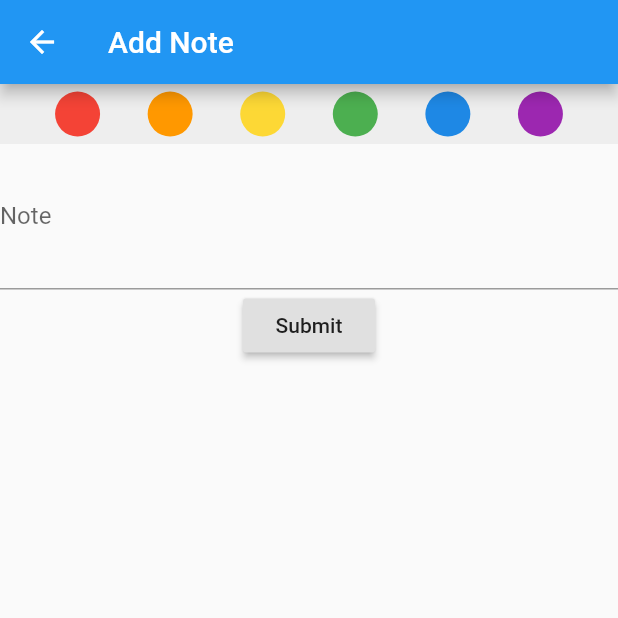
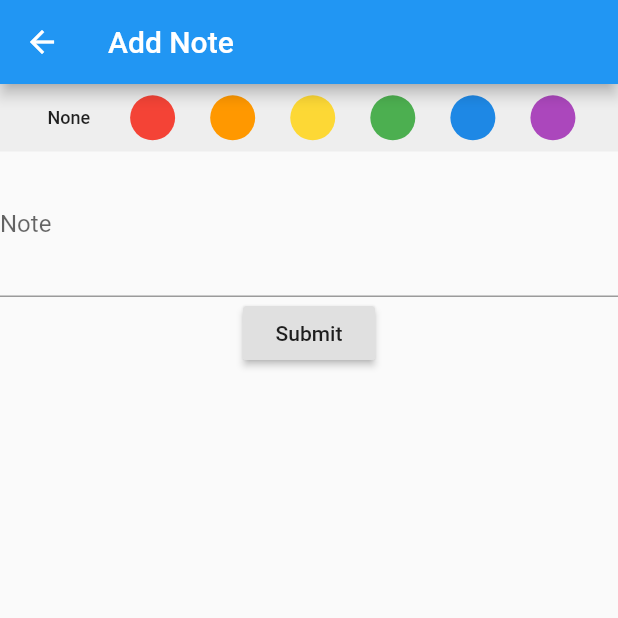
Before and after one commit to nisc2002/NotesApp, a Flutter app: the AddNotePage screen opened directly, on a phone screen of 412 x 824 dp, the top half of it. Run offline on Flutter 3.47's test engine with Material 2 defaults, Android fonts, the phone set to English and light mode, and no system bars; our stand-ins replace bloc, equatable, flutter_bloc, get_it, sqflite; accounts and stored records are empty.

Commit message:
no color / no filter

```diff
--- a/lib/features/notes/presentation/widgets/color_bar_widget.dart
+++ b/lib/features/notes/presentation/widgets/color_bar_widget.dart
@@ -14,7 +14,7 @@ class ColorBarWidget extends StatelessWidget {
     Colors.yellow[600],
     Colors.green,
     Colors.blue[600],
-    Colors.purple,
+    Colors.purple[400],
   ];
 
   @override
@@ -23,19 +23,32 @@ class ColorBarWidget extends StatelessWidget {
       padding: EdgeInsets.all(5),
       color: Colors.grey[200],
       child: Row(
-        mainAxisAlignment: MainAxisAlignment.spaceEvenly,
-        children: List.generate(colors.length, (index) {
-          return colorButton(colors[index], selectedColor, context, onTap);
-        }),
-      ),
+          mainAxisAlignment: MainAxisAlignment.spaceEvenly,
+          children: <Widget>[
+            Container(
+              width: 35,
+              height: 35,
+              child: FlatButton(
+                padding: EdgeInsets.zero,
+                onPressed: () {
+                  onTap(Colors.white);
+                },
+                child: Text(
+                  "None",
+                  style: TextStyle(fontSize: 12),
+                ),
+              ),
+            ),
+            ...List.generate(colors.length, (index) {
+              return colorButton(colors[index], selectedColor, context, onTap);
+            }),
+          ]),
     );
   }
 
   Widget colorButton(
       Color color, Color selected, BuildContext context, Function onTap) {
     return InkWell(
-        //customBorder: Border.all(color: Colors.black, width: 2),
-        /*borderRadius: BorderRadius.circular(15),*/
         child: Container(
           decoration: selected == color
               ? BoxDecoration(
@@ -49,8 +62,6 @@ class ColorBarWidget extends StatelessWidget {
         ),
         onTap: () {
           onTap(color);
-          /*print("${color.toString()}");
-          BlocProvider.of<NoteBloc>(context).add(GetNotesByColorEvent(color));*/
         });
   }
 }
@@ -63,7 +74,11 @@ class ColorSearchWidget extends StatelessWidget {
   Widget build(BuildContext context) {
     return ColorBarWidget(
       onTap: (color) {
-        BlocProvider.of<NoteBloc>(context).add(GetNotesByColorEvent(color));
+        if (color == Colors.white) {
+          BlocProvider.of<NoteBloc>(context).add(GetNotesEvent());
+        } else {
+          BlocProvider.of<NoteBloc>(context).add(GetNotesByColorEvent(color));
+        }
       },
       selectedColor: selected,
     );
```
